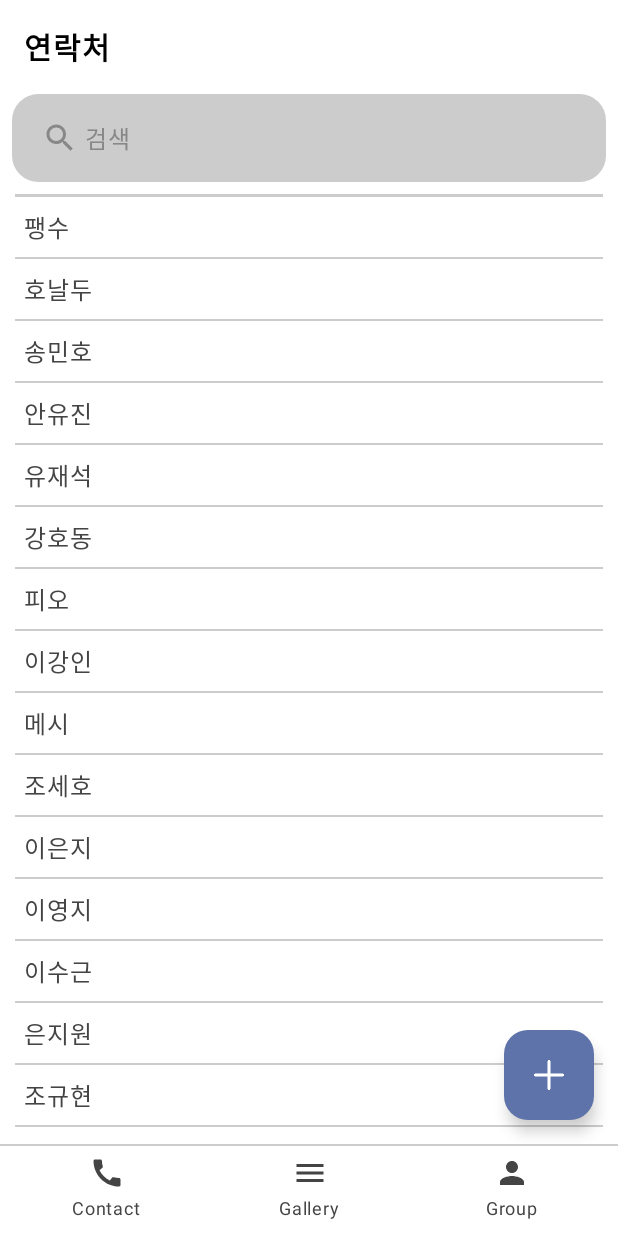
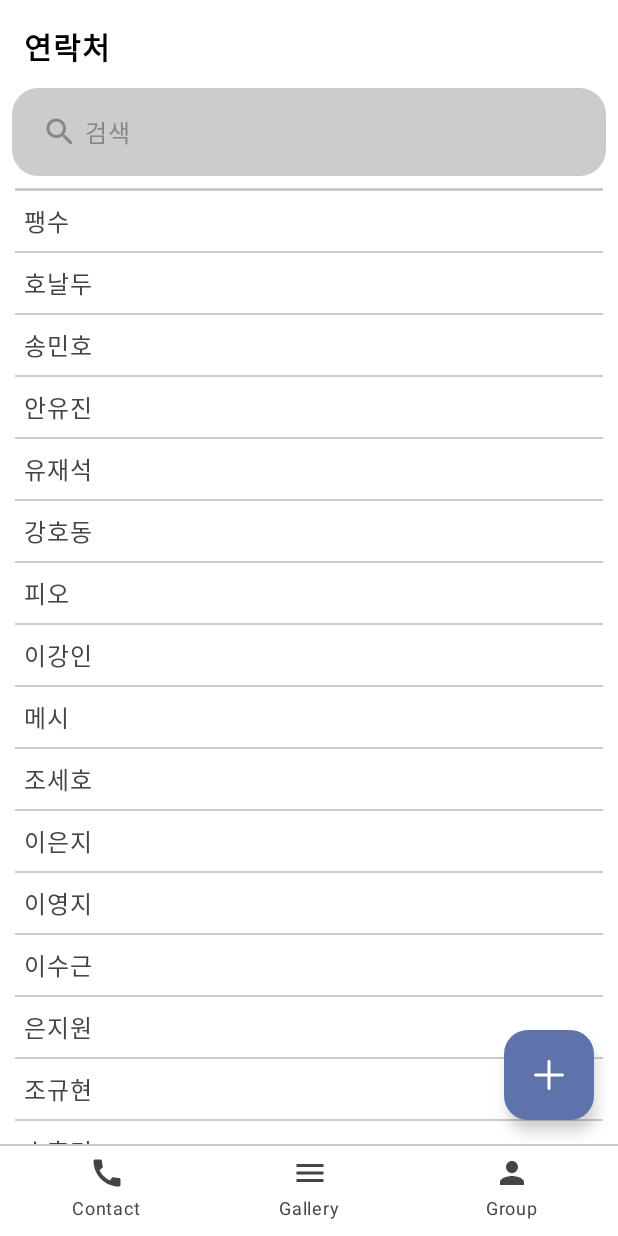
Before and after one commit to Junha-Jang/madcamp-proj1, an Android app built with Jetpack Compose: the screen it shows after launch (MainActivity), on a phone screen of 412 x 824 dp. Run offline under Robolectric (Android 15) with nearby library versions, the phone set to English and light mode, and no system bars.

Commit message:
feat(tab1): change title bottom padding

```diff
--- a/app/src/main/java/com/example/madcamp_proj1/Tab1Screen.kt
+++ b/app/src/main/java/com/example/madcamp_proj1/Tab1Screen.kt
@@ -55,7 +55,7 @@
         Column(modifier = modifier) {
             Row(modifier = Modifier
                 .fillMaxWidth()
-                .padding(top = 16.dp, start = 16.dp, end = 16.dp, bottom = 8.dp)
+                .padding(top = 16.dp, start = 16.dp, end = 16.dp, bottom = 4.dp)
             ){
                 Text(
                     text = "연락처",
```
